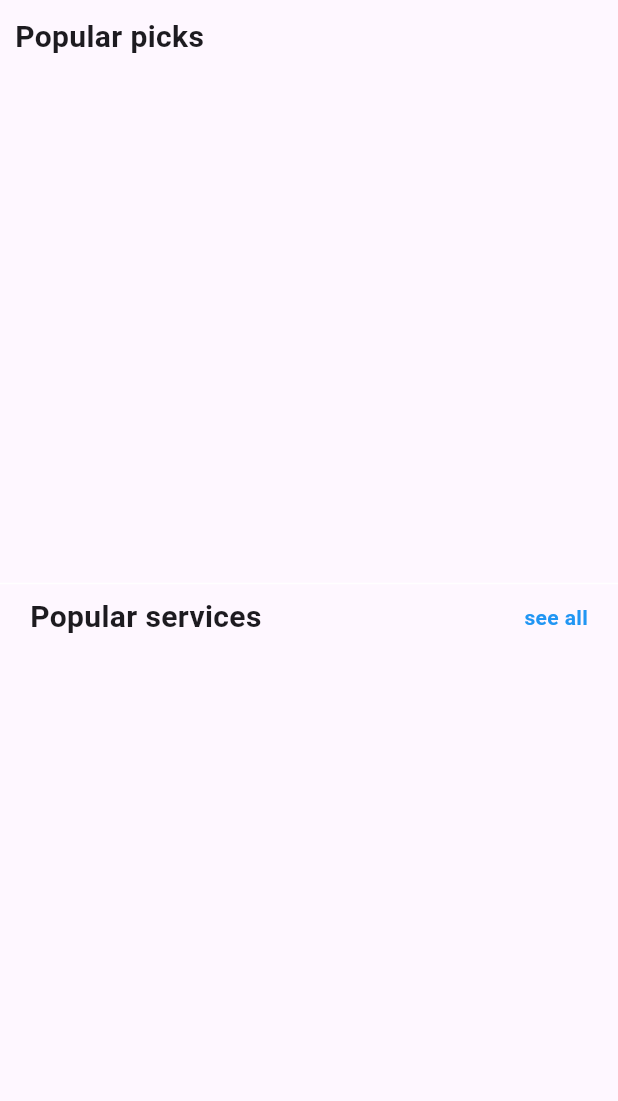
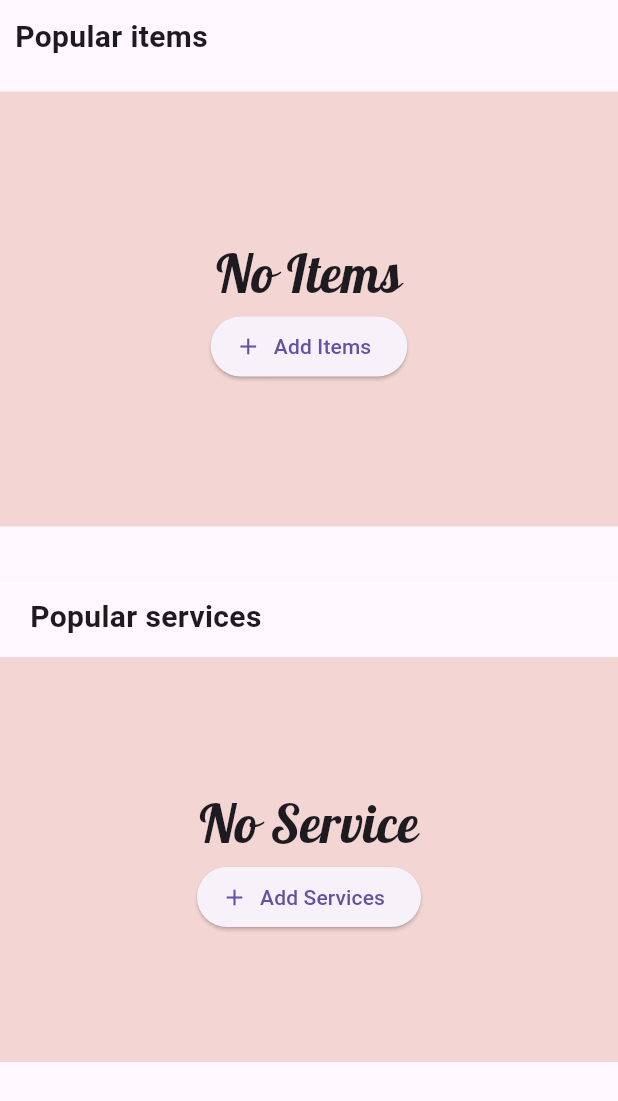
Before and after one commit to nasikmohammed/OASapp, a Flutter app: the Realhome screen opened directly, on a phone screen of 412 x 824 dp. Shown: the top 1101 px of the screen. Run offline on Flutter 3.47's test engine with Material 3 defaults, Android fonts, the phone set to English and light mode, and no system bars; our stand-ins replace cloud_firestore, firebase_auth, firebase_core, firebase_storage, flutter_rating_bar, fluttertoast and 4 more; accounts and stored records are empty; Roboto replaces fonts that are missing (Mate).

Commit message:
s commit

```diff
--- a/lib/main.dart
+++ b/lib/main.dart
@@ -35,8 +35,8 @@ class MyApp extends StatelessWidget {
         ),
         ChangeNotifierProvider(
           create: (context) => Cart(),
-          builder: (context, child) => MaterialApp(
-              debugShowCheckedModeBanner: false, home: NewService()),
+          builder: (context, child) =>
+              MaterialApp(debugShowCheckedModeBanner: false, home: Login()),
         ),
       ],
     );
--- a/lib/view/OGhome.dart
+++ b/lib/view/OGhome.dart
@@ -1,8 +1,11 @@
 import 'package:cloud_firestore/cloud_firestore.dart';
 import 'package:flutter/material.dart';
+import 'package:google_fonts/google_fonts.dart';
 import 'package:myproject/components/Item_tiles.dart';
 import 'package:myproject/components/service_tile.dart';
 import 'package:myproject/models/itemcart.dart';
+import 'package:myproject/view/newitem.dart';
+import 'package:myproject/view/newservice.dart';
 import 'package:provider/provider.dart';
 
 class Realhome extends StatefulWidget {
@@ -25,14 +28,14 @@ class _RealhomeState extends State<Realhome> {
         body: SingleChildScrollView(
           child: Column(
             children: [
-              const Padding(
+              Padding(
                 padding: EdgeInsets.all(10),
                 child: Row(
                   mainAxisAlignment: MainAxisAlignment.spaceBetween,
                   children: [
                     Text(
-                      "Popular picks",
-                      style: TextStyle(
+                      "Popular items",
+                      style: GoogleFonts.mate(
                         fontWeight: FontWeight.bold,
                         fontSize: 20,
                       ),
@@ -51,8 +54,31 @@ class _RealhomeState extends State<Realhome> {
                 child: StreamBuilder(
                   stream: items.snapshots(),
                   builder: (context, snapshot) {
-                    if (snapshot.connectionState == ConnectionState.waiting) {
-                      return CircularProgressIndicator();
+                    if (!snapshot.hasData || snapshot.data!.docs.isEmpty) {
+                      return Container(
+                        color: const Color.fromARGB(255, 243, 213, 211),
+                        child: Column(
+                          mainAxisAlignment: MainAxisAlignment.center,
+                          children: [
+                            Center(
+                                child: Text(' No Items ',
+                                    style: GoogleFonts.lobster(
+                                        fontSize: 35,
+                                        fontWeight: FontWeight.w400))),
+                            ElevatedButton.icon(
+                              onPressed: () {
+                                Navigator.of(context).push(MaterialPageRoute(
+                                  builder: (context) {
+                                    return NewItem();
+                                  },
+                                ));
+                              },
+                              label: Text("Add Items"),
+                              icon: Icon(Icons.add),
+                            )
+                          ],
+                        ),
+                      );
                     } else {
                       final data = snapshot.requireData;
 
@@ -95,23 +121,16 @@ class _RealhomeState extends State<Realhome> {
                 ),
               ),
 
-              const Padding(
+              Padding(
                 padding: EdgeInsets.symmetric(horizontal: 20),
                 child: Row(
                   mainAxisAlignment: MainAxisAlignment.spaceBetween,
                   children: [
                     Text(
                       "Popular services",
-                      style: TextStyle(
+                      style: GoogleFonts.mate(
                         fontWeight: FontWeight.bold,
                         fontSize: 20,
-                      ),
-                    ),
-                    Text(
-                      "see all",
-                      style: TextStyle(
-                        fontWeight: FontWeight.bold,
-                        color: Colors.blue,
                       ),
                     ),
                   ],
@@ -126,8 +145,31 @@ class _RealhomeState extends State<Realhome> {
                 child: StreamBuilder(
                   stream: service.snapshots(),
                   builder: (context, snapshot) {
-                    if (snapshot.connectionState == ConnectionState.waiting) {
-                      return CircularProgressIndicator();
+                    if (!snapshot.hasData || snapshot.data!.docs.isEmpty) {
+                      return Container(
+                        color: const Color.fromARGB(255, 243, 213, 211),
+                        child: Column(
+                          mainAxisAlignment: MainAxisAlignment.center,
+                          children: [
+                            Center(
+                                child: Text(' No Service ',
+                                    style: GoogleFonts.lobster(
+                                        fontSize: 35,
+                                        fontWeight: FontWeight.w400))),
+                            ElevatedButton.icon(
+                              onPressed: () {
+                                Navigator.of(context).push(MaterialPageRoute(
+                                  builder: (context) {
+                                    return NewService();
+                                  },
+                                ));
+                              },
+                              label: Text("Add Services"),
+                              icon: Icon(Icons.add),
+                            )
+                          ],
+                        ),
+                      );
                     } else {
                       final servicedata = snapshot.requireData;
 
--- a/lib/view/newitem.dart
+++ b/lib/view/newitem.dart
@@ -29,6 +29,10 @@ class __NewItemState extends State<NewItem> {
     itemeService items = itemeService();
     final ctrl = Provider.of<ControllerProvider>(context);
     return Scaffold(
+        appBar: AppBar(
+          backgroundColor: const Color.fromARGB(255, 255, 248, 227),
+          title: Text("items"),
+        ),
         backgroundColor: const Color.fromARGB(255, 255, 248, 227),
         body: ListView(
           children: [
@@ -106,8 +110,7 @@ class __NewItemState extends State<NewItem> {
                                 title: ctrl.itemtitlecontroller.text,
                                 summary: ctrl.itemsummerycontroller.text,
                                 expiry: ctrl.itemdurationcontroller.text,
-                                baseamount:
-                                    ctrl.itembaseamountcontroller.text,
+                                baseamount: ctrl.itembaseamountcontroller.text,
                                 imagepath: imageurl,
                                 category: ctrl.itemcategorycontroller.text,
                                 detaileddescription:
--- a/lib/view/newservice.dart
+++ b/lib/view/newservice.dart
@@ -28,6 +28,10 @@ class _NewServiceState extends State<NewService> {
   Widget build(BuildContext context) {
     final ctrl = Provider.of<ControllerProvider>(context);
     return Scaffold(
+        appBar: AppBar(
+          backgroundColor: const Color.fromARGB(255, 255, 248, 227),
+          title: Text("Service"),
+        ),
         backgroundColor: const Color.fromARGB(255, 255, 248, 227),
         body: ListView(
           children: [
```
